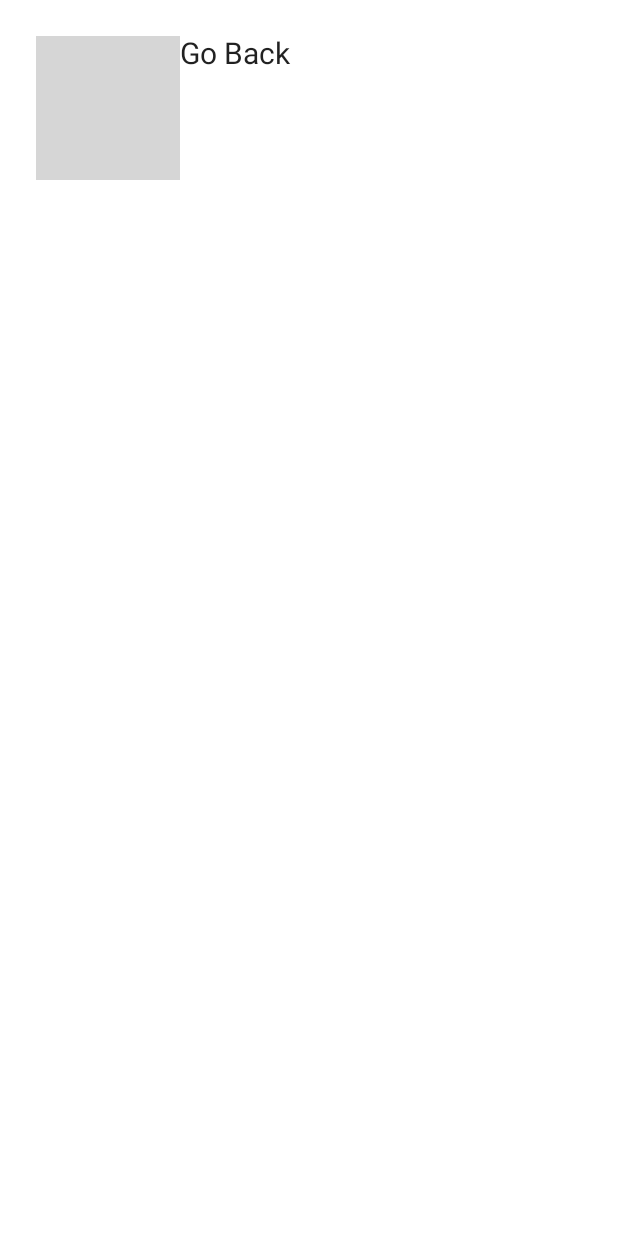
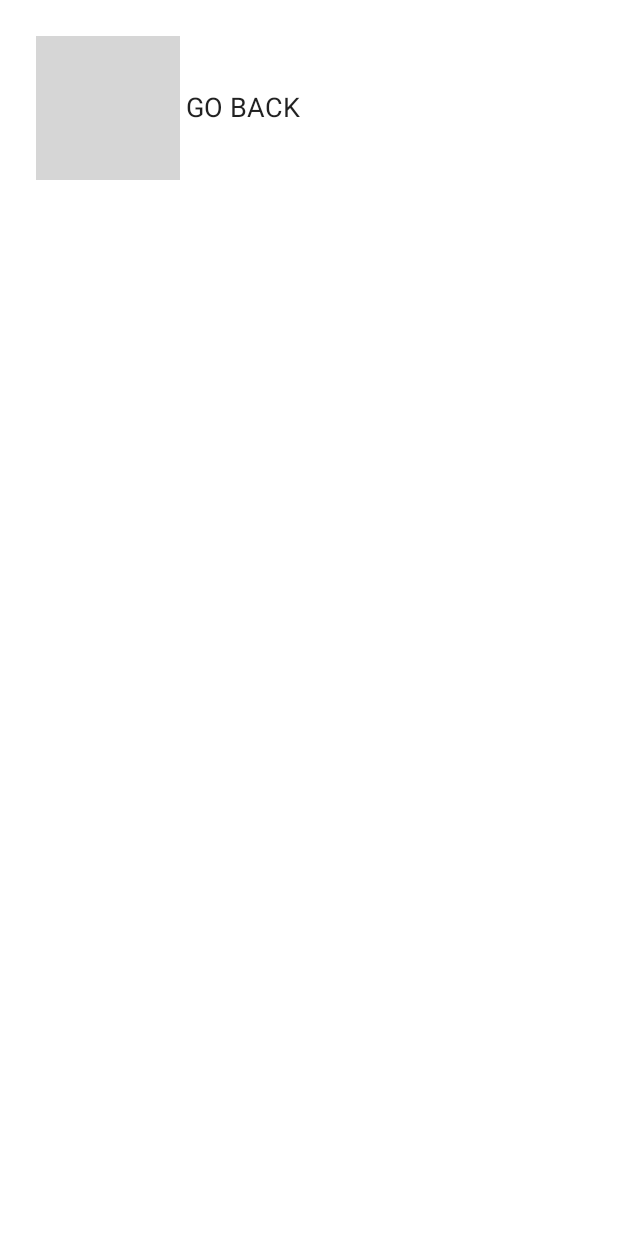
Before and after one commit to dmytrobilash/rick-morty-jetpackcompose, an Android app built with Jetpack Compose: the composable GoBack shown on its own in the app's theme, on a phone screen of 412 x 824 dp. Run offline under Robolectric (Android 15) with nearby library versions, the phone set to English and light mode, and no system bars; libraries missing offline, so code that uses them is left out: com.bumptech.glide; grey boxes are pictures that could not be loaded.

Commit message:
Continuing UI

```diff
--- a/app/src/main/java/com/dmytrobilash/rickmortyapijetpackcompose/DetailedPersonInformationActivity.kt
+++ b/app/src/main/java/com/dmytrobilash/rickmortyapijetpackcompose/DetailedPersonInformationActivity.kt
@@ -6,20 +6,27 @@ import android.util.Log
 import androidx.activity.ComponentActivity
 import androidx.activity.compose.setContent
 import androidx.compose.foundation.Image
+import androidx.compose.foundation.background
 import androidx.compose.foundation.border
 import androidx.compose.foundation.clickable
+import androidx.compose.foundation.layout.Box
 import androidx.compose.foundation.layout.Column
 import androidx.compose.foundation.layout.Row
 import androidx.compose.foundation.layout.fillMaxSize
 import androidx.compose.foundation.layout.fillMaxWidth
+import androidx.compose.foundation.layout.height
 import androidx.compose.foundation.layout.padding
 import androidx.compose.foundation.layout.size
+import androidx.compose.foundation.layout.width
+import androidx.compose.foundation.layout.wrapContentHeight
+import androidx.compose.foundation.layout.wrapContentSize
 import androidx.compose.foundation.shape.CircleShape
 import androidx.compose.material.Divider
 import androidx.compose.material.Surface
 import androidx.compose.material.Text
 import androidx.compose.runtime.Composable
 import androidx.compose.ui.Alignment
+import androidx.compose.ui.Alignment.Companion.CenterVertically
 import androidx.compose.ui.Modifier
 import androidx.compose.ui.draw.clip
 import androidx.compose.ui.graphics.Color
@@ -45,10 +52,13 @@ class DetailedPersonInformation : ComponentActivity() {
                 Surface(
                     modifier = Modifier.fillMaxSize(),
                 ) {
-                    GoBack()
-                    //ImageName()
-                    //Information()
-                    //DetailedInformation()
+                    Box{
+                        GoBack()
+                    }
+
+                    ImageName()
+                    Information()
+                    DetailedInformation()
                 }
             }
         }
@@ -58,28 +68,24 @@ class DetailedPersonInformation : ComponentActivity() {
 @Composable
 fun GoBack(){
     val context = LocalContext.current
-    Row (
+    Row(
         modifier = Modifier
-            .padding(24.dp, 24.dp)
-    ){
-
+            .padding(start = 24.dp, top = 24.dp)
+            .clickable {
+                val intent = Intent(context, MainActivity::class.java)
+                context.startActivity(intent)
+            }
+    ) {
         Image(
             painter = painterResource(R.drawable.baseline_arrow_back_24),
-            contentDescription = "Go Back",
-            modifier = Modifier
-                .clickable {
-                    val intent = Intent(context, MainActivity::class.java)
-                    context.startActivity(intent)
-                }
+            contentDescription = "GO BACK",
+            modifier = Modifier.align(CenterVertically)
         )
         Text(
-            text = "Go Back",
-            fontSize = 20.sp,
-            modifier = Modifier
-                .clickable {
-                    val intent = Intent(context, MainActivity::class.java)
-                    context.startActivity(intent)
-                }
+            text = "GO BACK",
+            fontSize = 18.sp,
+            modifier = Modifier.padding(start = 4.dp)
+                .align(CenterVertically)
         )
     }
 
```
Also changed, not shown: app/src/main/java/com/dmytrobilash/rickmortyapijetpackcompose/MainActivity.kt (+12 -1 lines).
